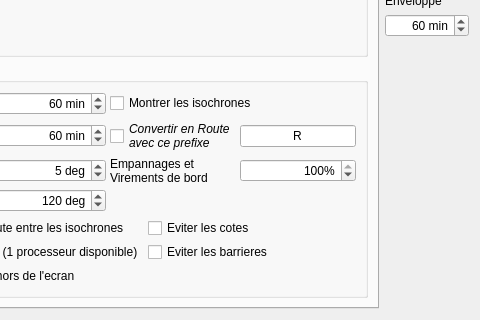
Qt form src/Ui/Routage_Editor.ui (nohal/qtVlm) before a commit; both pictures show x 163 to 643 and y 335 to 655 of the 643 by 655 pixel window.
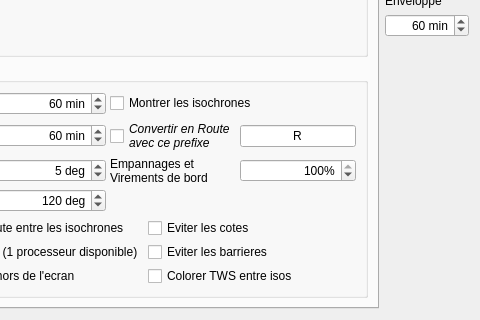
The same form after that commit.

Diff of the .ui file:
```diff
--- a/src/Ui/Routage_Editor.ui
+++ b/src/Ui/Routage_Editor.ui
@@ -502,6 +502,16 @@
               </property>
              </widget>
             </item>
+            <item row="2" column="1">
+             <widget class="QCheckBox" name="colorIso">
+              <property name="statusTip">
+               <string/>
+              </property>
+              <property name="text">
+               <string>Colorer TWS entre isos</string>
+              </property>
+             </widget>
+            </item>
            </layout>
           </item>
          </layout>
```
Left out of the diff: 22 changed lines with no effect on the pictures.
